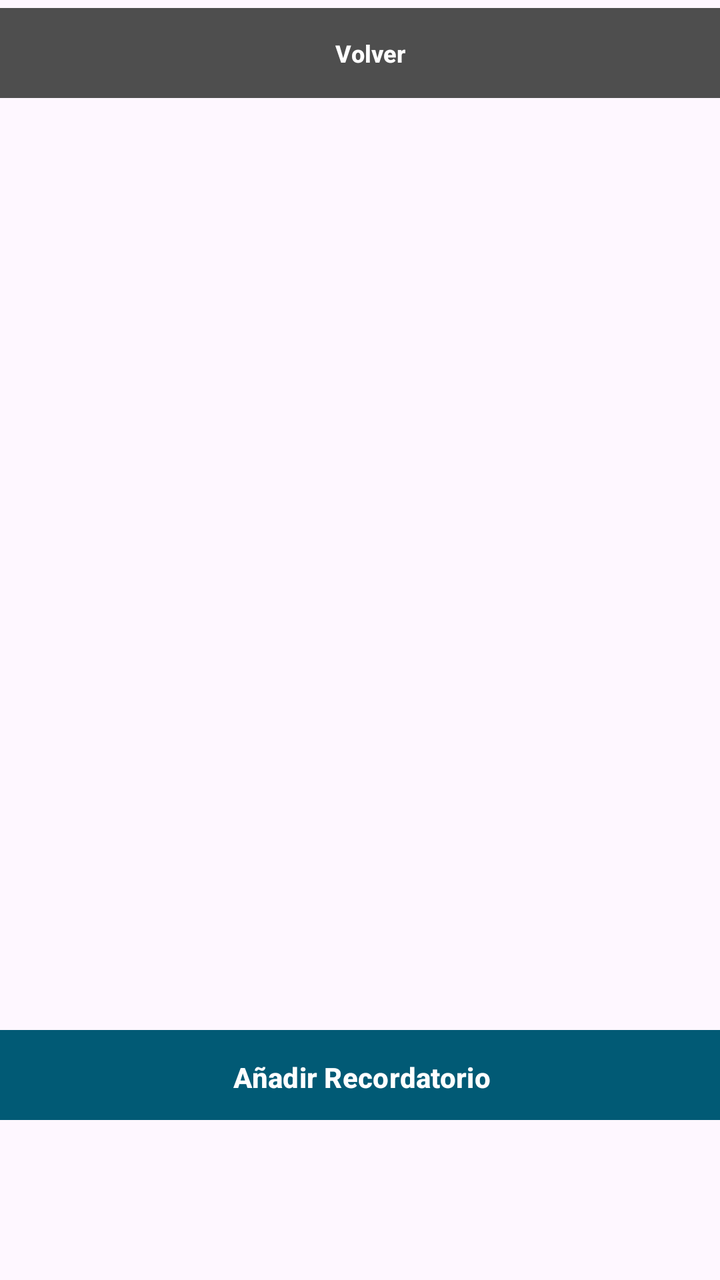
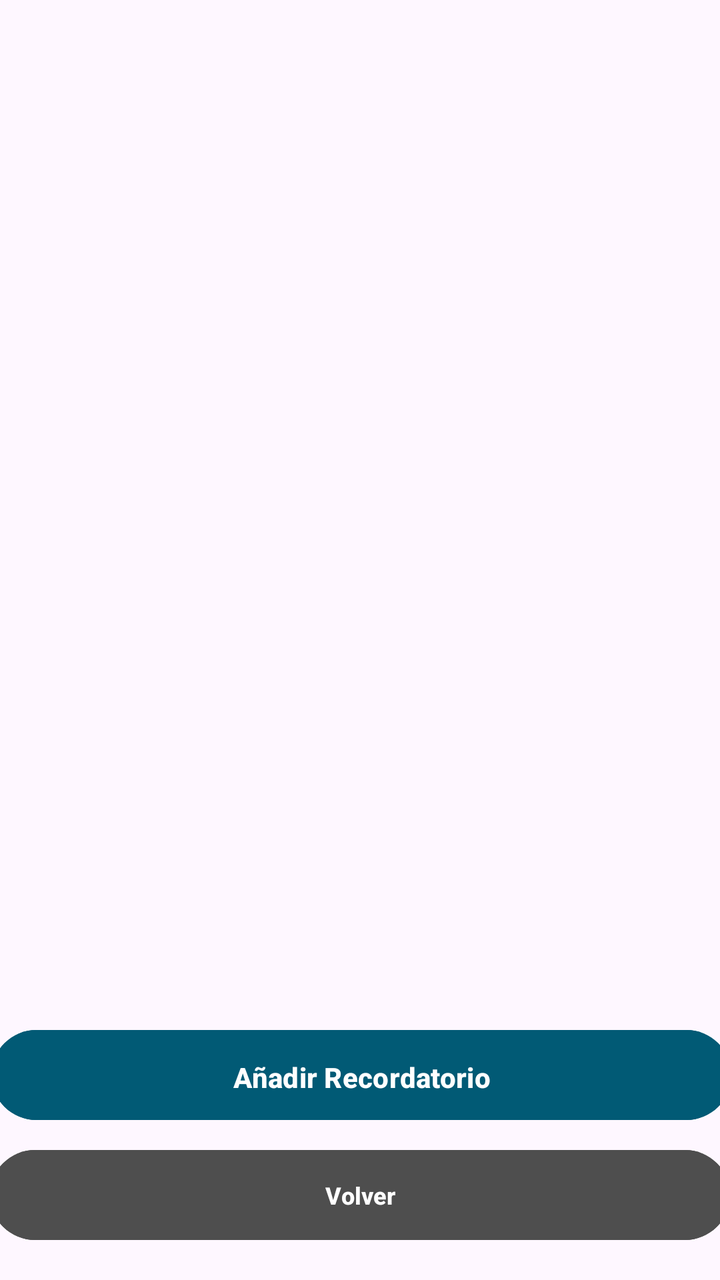

Two renders of the same Android screen: before a commit and after it. Below are the layout's source before the change and the commit's diff.
<!-- AndroidManifest.xml: application theme Theme.MobilesVC -->
<!-- res/layout/recordatorios_view.xml -->
<?xml version="1.0" encoding="utf-8"?>
<androidx.constraintlayout.widget.ConstraintLayout xmlns:android="http://schemas.android.com/apk/res/android"
    xmlns:app="http://schemas.android.com/apk/res-auto"
    xmlns:tools="http://schemas.android.com/tools"
    android:layout_width="match_parent"
    android:layout_height="match_parent">

    <Button
        android:id="@+id/vToRecordatorioCrear"
        android:layout_width="370dp"
        android:layout_height="53dp"
        android:layout_marginTop="48dp"
        android:layout_marginBottom="76dp"
        android:backgroundTint="#015A75"
        android:paddingVertical="14dp"
        android:text="Añadir Recordatorio"
        android:textStyle="bold"
        app:cornerRadius="@dimen/item_transform_image_length"
        app:layout_constraintBottom_toBottomOf="parent"
        app:layout_constraintEnd_toEndOf="parent"
        app:layout_constraintHorizontal_bias="0.487"
        app:layout_constraintStart_toStartOf="parent"
        app:layout_constraintTop_toBottomOf="@+id/etClave" />

    <Button
        android:id="@+id/vVolverRecordatoriosList"
        android:layout_width="370dp"
        android:layout_height="53dp"
        android:layout_marginHorizontal="24dp"
        android:backgroundTint="#4E4E4E"
        android:paddingVertical="10dp"
        android:text="Volver"
        android:textSize="12sp"
        android:textStyle="bold"
        android:visibility="visible"
        app:cornerRadius="@dimen/item_transform_image_length"
        tools:layout_editor_absoluteX="20dp"
        tools:layout_editor_absoluteY="662dp" />

    <androidx.recyclerview.widget.RecyclerView
        android:id="@+id/vRecordatoriosList"
        android:layout_width="415dp"
        android:layout_height="582dp"
        android:layout_marginBottom="2dp"
        app:layout_constraintBottom_toBottomOf="parent"
        app:layout_constraintEnd_toEndOf="parent"
        app:layout_constraintHorizontal_bias="0.666"
        app:layout_constraintStart_toStartOf="parent"
        app:layout_constraintTop_toTopOf="parent"
        app:layout_constraintVertical_bias="0.0" />
</androidx.constraintlayout.widget.ConstraintLayout>
<!-- resources referenced by this layout -->
<resources>
  <style name="Theme.MobilesVC" parent="Base.Theme.MobilesVC" />
  <style name="Base.Theme.MobilesVC" parent="Theme.Material3.DayNight.NoActionBar">
          
          
      </style>
</resources>

<!-- the commit's change to res/layout/recordatorios_view.xml (unified diff, before → after) -->
@@ -15,27 +15,30 @@
         android:paddingVertical="14dp"
         android:text="Añadir Recordatorio"
         android:textStyle="bold"
-        app:cornerRadius="@dimen/item_transform_image_length"
         app:layout_constraintBottom_toBottomOf="parent"
         app:layout_constraintEnd_toEndOf="parent"
         app:layout_constraintHorizontal_bias="0.487"
-        app:layout_constraintStart_toStartOf="parent"
-        app:layout_constraintTop_toBottomOf="@+id/etClave" />
+        app:layout_constraintStart_toStartOf="parent" />
 
     <Button
         android:id="@+id/vVolverRecordatoriosList"
         android:layout_width="370dp"
         android:layout_height="53dp"
         android:layout_marginHorizontal="24dp"
+        android:layout_marginStart="20dp"
+        android:layout_marginTop="7dp"
+        android:layout_marginEnd="21dp"
+        android:layout_marginBottom="16dp"
         android:backgroundTint="#4E4E4E"
         android:paddingVertical="10dp"
         android:text="Volver"
         android:textSize="12sp"
         android:textStyle="bold"
         android:visibility="visible"
-        app:cornerRadius="@dimen/item_transform_image_length"
-        tools:layout_editor_absoluteX="20dp"
-        tools:layout_editor_absoluteY="662dp" />
+        app:layout_constraintBottom_toBottomOf="parent"
+        app:layout_constraintEnd_toEndOf="parent"
+        app:layout_constraintStart_toStartOf="parent"
+        app:layout_constraintTop_toBottomOf="@+id/vToRecordatorioCrear" />
 
     <androidx.recyclerview.widget.RecyclerView
         android:id="@+id/vRecordatoriosList"
